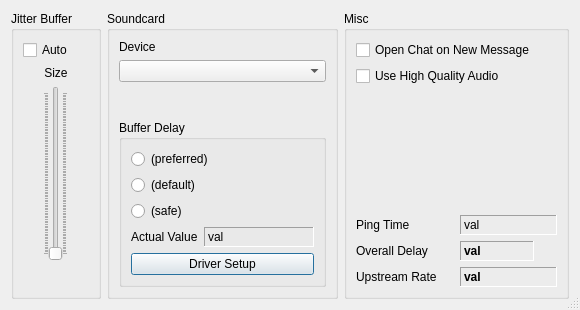
Old version of the form src/clientsettingsdlgbase.ui in the repository Daninet/jamulus.
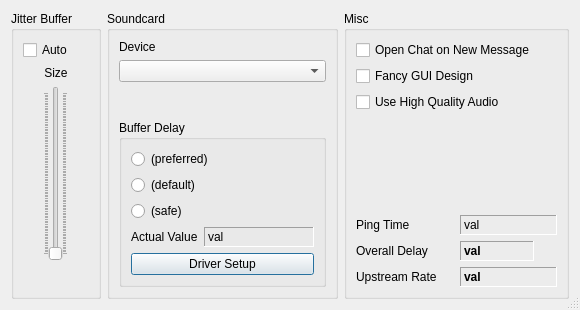
New version of the form. Icons and pictures are not drawn. Custom widgets are drawn as their Qt base class.

Commit message: added fancy GUI design

Diff of the .ui file:
```diff
--- a/src/clientsettingsdlgbase.ui
+++ b/src/clientsettingsdlgbase.ui
@@ -301,6 +301,13 @@
         </property>
        </widget>
       </item>
+      <item>
+       <widget class="QCheckBox" name="cbGUIDesignFancy" >
+        <property name="text" >
+         <string>Fancy GUI Design</string>
+        </property>
+       </widget>
+      </item>
       <item>
        <widget class="QCheckBox" name="cbUseHighQualityAudio" >
         <property name="windowModality" >
@@ -319,7 +326,7 @@
         <property name="sizeHint" >
          <size>
           <width>201</width>
-          <height>41</height>
+          <height>71</height>
          </size>
         </property>
        </spacer>
```
The commit also changes 17 other files.
